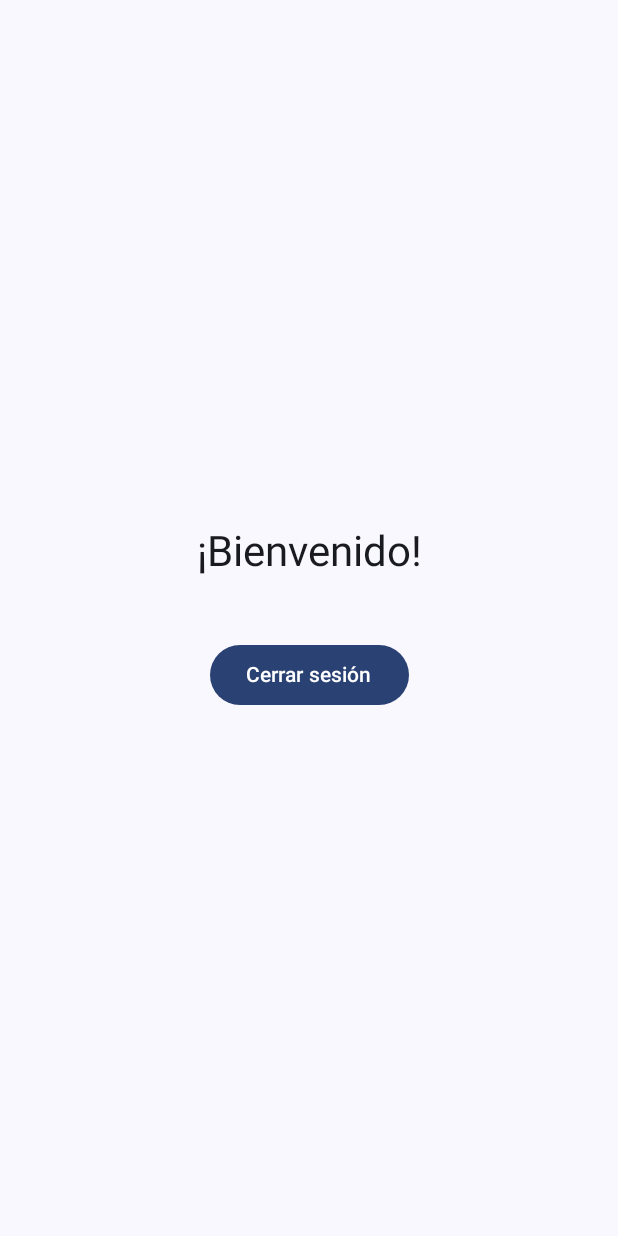
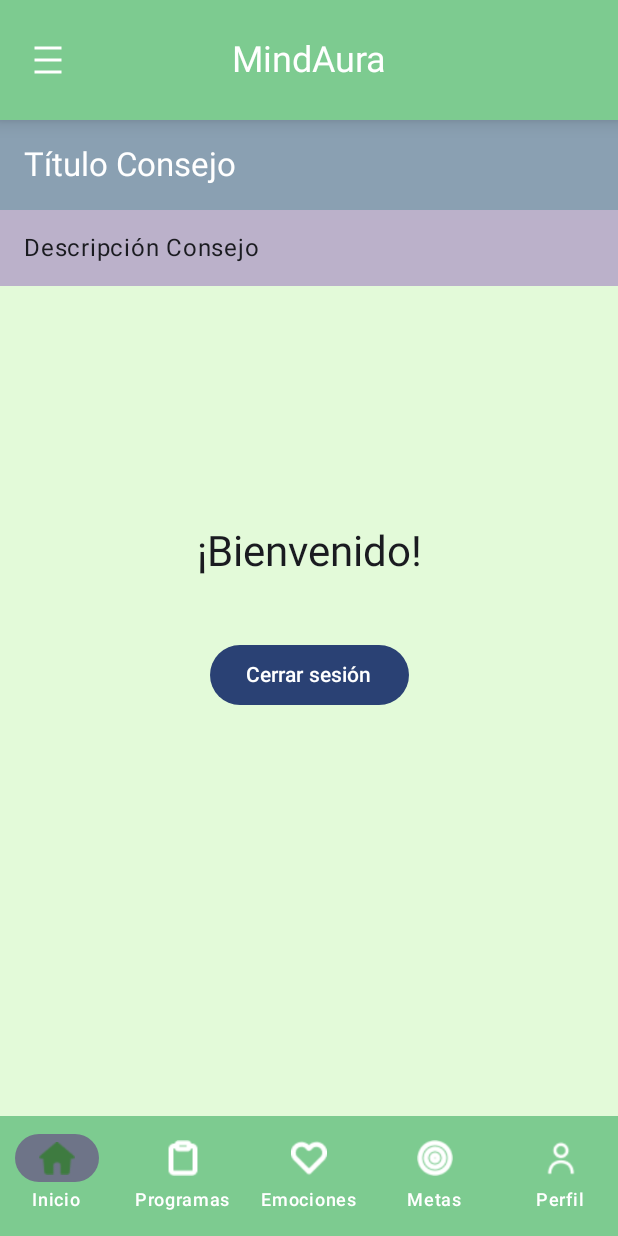
Before and after one commit to i12arcam/plataformabienestar, an Android app built with Jetpack Compose: the home screen opened through its navigation route, on a phone screen of 412 x 824 dp. Run offline under Robolectric (Android 15) with nearby library versions, the phone set to English and light mode, and no system bars; our stand-ins replace Firebase (no records; nobody signed in at launch, a user with empty details on screens opened directly).

Commit message:
Interfaz visual casi terminada

```diff
--- a/app/src/main/java/com/plataforma/bienestar/MainActivity.kt
+++ b/app/src/main/java/com/plataforma/bienestar/MainActivity.kt
@@ -7,7 +7,6 @@ import androidx.activity.compose.setContent
 import androidx.compose.foundation.layout.fillMaxSize
 import androidx.compose.material3.MaterialTheme
 import androidx.compose.material3.Surface
-import androidx.compose.runtime.Composable
 import androidx.compose.ui.Modifier
 import androidx.lifecycle.lifecycleScope
 import androidx.navigation.NavHostController
@@ -15,9 +14,8 @@ import androidx.navigation.compose.rememberNavController
 import com.google.firebase.auth.FirebaseAuth
 import com.google.firebase.auth.ktx.auth
 import com.google.firebase.ktx.Firebase
-import com.plataforma.bienestar.auth.GoogleAuthManager
+import com.plataforma.bienestar.acceso.registro.auth.GoogleAuthManager
 import com.plataforma.bienestar.ui.theme.BienestarTheme
-import kotlinx.coroutines.launch
 
 class MainActivity : ComponentActivity() {
     private var navHostController: NavHostController? = null
--- a/app/src/main/java/com/plataforma/bienestar/NavigationWrapper.kt
+++ b/app/src/main/java/com/plataforma/bienestar/NavigationWrapper.kt
@@ -7,10 +7,10 @@ import androidx.navigation.compose.NavHost
 import androidx.navigation.compose.composable
 import com.google.firebase.auth.FirebaseAuth
 import com.plataforma.bienestar.acceso.registro.PantallaRegistro
-import com.plataforma.bienestar.auth.GoogleAuthManager
+import com.plataforma.bienestar.acceso.registro.auth.GoogleAuthManager
 import com.plataforma.bienestar.home.PantallaHome
-import com.plataforma.bienestar.inicio.PantallaInicio
-import com.plataforma.bienestar.inicio_sesion.PantallaInicioSesion
+import com.plataforma.bienestar.acceso.registro.inicio.PantallaInicio
+import com.plataforma.bienestar.acceso.registro.inicio_sesion.PantallaInicioSesion
 
 @Composable
 fun NavigationWrapper(
--- a/app/src/main/java/com/plataforma/bienestar/auth/GoogleAuthManager.kt
+++ b/app/src/main/java/com/plataforma/bienestar/acceso/registro/auth/GoogleAuthManager.kt
@@ -1,4 +1,4 @@
-package com.plataforma.bienestar.auth
+package com.plataforma.bienestar.acceso.registro.auth
 
 import android.content.Context
 import android.util.Log
@@ -9,7 +9,6 @@ import androidx.credentials.CustomCredential
 import androidx.credentials.GetCredentialRequest
 import androidx.credentials.exceptions.ClearCredentialException
 import androidx.credentials.exceptions.GetCredentialException
-import androidx.lifecycle.lifecycleScope
 import com.google.android.libraries.identity.googleid.GetGoogleIdOption
 import com.google.android.libraries.identity.googleid.GoogleIdTokenCredential
 import com.google.android.libraries.identity.googleid.GoogleIdTokenCredential.Companion.TYPE_GOOGLE_ID_TOKEN_CREDENTIAL
--- a/app/src/main/java/com/plataforma/bienestar/inicio/PantallaInicio.kt
+++ b/app/src/main/java/com/plataforma/bienestar/acceso/registro/inicio/PantallaInicio.kt
@@ -1,4 +1,4 @@
-package com.plataforma.bienestar.inicio
+package com.plataforma.bienestar.acceso.registro.inicio
 
 import androidx.compose.foundation.Image
 import androidx.compose.foundation.background
--- a/app/src/main/java/com/plataforma/bienestar/inicio_sesion/PantallaInicioSesion.kt
+++ b/app/src/main/java/com/plataforma/bienestar/acceso/registro/inicio_sesion/PantallaInicioSesion.kt
@@ -1,4 +1,4 @@
-package com.plataforma.bienestar.inicio_sesion
+package com.plataforma.bienestar.acceso.registro.inicio_sesion
 
 import android.util.Log
 import androidx.compose.foundation.background
@@ -26,7 +26,6 @@ import androidx.compose.ui.Modifier
 import androidx.compose.ui.graphics.Color.Companion.White
 import androidx.compose.ui.res.painterResource
 import androidx.compose.ui.text.font.FontWeight
-import androidx.compose.ui.tooling.preview.Preview
 import androidx.compose.ui.unit.dp
 import androidx.compose.ui.unit.sp
 import androidx.navigation.NavHostController
--- a/app/src/main/java/com/plataforma/bienestar/home/PantallaHome.kt
+++ b/app/src/main/java/com/plataforma/bienestar/home/PantallaHome.kt
@@ -1,27 +1,69 @@
 package com.plataforma.bienestar.home
 
-import androidx.compose.foundation.layout.Arrangement
-import androidx.compose.foundation.layout.Column
-import androidx.compose.foundation.layout.fillMaxSize
-import androidx.compose.foundation.layout.padding
-import androidx.compose.material3.Button
-import androidx.compose.material3.MaterialTheme
-import androidx.compose.material3.Text
-import androidx.compose.runtime.Composable
+import androidx.compose.foundation.background
+import androidx.compose.foundation.layout.*
+
+import androidx.compose.material3.*
+import androidx.compose.runtime.*
 import androidx.compose.ui.Alignment
 import androidx.compose.ui.Modifier
+import androidx.compose.ui.graphics.Color
 import androidx.compose.ui.tooling.preview.Preview
 import androidx.compose.ui.unit.dp
 import com.plataforma.bienestar.ui.theme.BienestarTheme
+import com.plataforma.bienestar.ui.theme.GrayBlue
+import com.plataforma.bienestar.ui.theme.LightPurple
 
 @Composable
 fun PantallaHome(
     onLogout: () -> Unit,
-    userName: String? = null
+    userName: String? = null,
+    onTabSelected: (String) -> Unit = {} // Nueva función para manejar tabs
 ) {
+    var selectedTab by remember { mutableStateOf("home") } // Estado para el tab seleccionado
+
+    BaseScreen(
+        selectedTab = selectedTab,
+        onTabSelected = { tab ->
+            selectedTab = tab
+            onTabSelected(tab)
+        },
+        content = { padding ->
+            Column(
+                modifier = Modifier
+                    .fillMaxWidth()
+            ) {
+                // Rectángulo superior (Título)
+                Box(
+                    modifier = Modifier
+                        .fillMaxWidth()
+                        .background(GrayBlue)
+                        .padding(16.dp)
+                ) {
+                    Text(
+                        text = "Título Consejo",
+                        style = MaterialTheme.typography.titleLarge,
+                        color = Color.White // Color del texto
+                    )
+                }
+
+                // Rectángulo inferior (Descripción)
+                Box(
+                    modifier = Modifier
+                        .fillMaxWidth()
+                        .background(LightPurple)
+                        .padding(16.dp)
+                ) {
+                    Text(
+                        text = "Descripción Consejo",
+                        style = MaterialTheme.typography.bodyLarge
+                    )
+                }
+            }
             Column(
                 modifier = Modifier
                     .fillMaxSize()
+                    .padding(padding)
                     .padding(16.dp),
                 verticalArrangement = Arrangement.Center,
                 horizontalAlignment = Alignment.CenterHorizontally
@@ -44,6 +86,8 @@ fun PantallaHome(
                 }
             }
         }
+    )
+}
 
 @Preview(showBackground = true)
 @Composable
--- /dev/null
+++ b/app/src/main/java/com/plataforma/bienestar/home/template.kt
@@ -0,0 +1,156 @@
+package com.plataforma.bienestar.home
+
+import androidx.compose.foundation.background
+import androidx.compose.foundation.layout.Box
+import androidx.compose.foundation.layout.PaddingValues
+import androidx.compose.foundation.layout.fillMaxSize
+import androidx.compose.foundation.layout.fillMaxWidth
+import androidx.compose.foundation.layout.height
+import androidx.compose.foundation.layout.padding
+import androidx.compose.foundation.layout.size
+import androidx.compose.material3.*
+import androidx.compose.runtime.Composable
+import androidx.compose.ui.Alignment
+import androidx.compose.ui.Modifier
+import androidx.compose.ui.graphics.Color
+import androidx.compose.ui.res.painterResource
+import androidx.compose.ui.unit.dp
+import com.plataforma.bienestar.R
+import com.plataforma.bienestar.ui.theme.MainGreen
+import com.plataforma.bienestar.ui.theme.BackgroundGreen
+import com.plataforma.bienestar.ui.theme.DarkGreen
+
+@Composable
+fun BaseScreen(
+    content: @Composable (PaddingValues) -> Unit,
+    selectedTab: String = "home",
+    onTabSelected: (String) -> Unit,
+    onMenuClick: () -> Unit = {}
+) {
+    Scaffold(
+        // --- 1. TOP BAR ---
+        topBar = {
+            Surface(
+                modifier = Modifier
+                    .fillMaxWidth(),
+                color = MainGreen,
+                shadowElevation = 8.dp
+            ) {
+                Box(
+                    modifier = Modifier
+                        .fillMaxWidth()
+                        .height(80.dp),
+                    contentAlignment = Alignment.Center // Centrado absoluto
+                ) {
+                    // Icono de menú (posición absoluta a la izquierda)
+                    IconButton(
+                        onClick = onMenuClick,
+                        modifier = Modifier
+                            .size(48.dp)
+                            .align(Alignment.CenterStart) // Alineado al inicio
+                            .padding(start = 16.dp)
+                    ) {
+                        Icon(
+                            painter = painterResource(id = R.drawable.desplegable),
+                            contentDescription = "Menú",
+                            tint = Color.White
+                        )
+                    }
+
+                    // Título (centrado absolutamente)
+                    Text(
+                        text = "MindAura",
+                        style = MaterialTheme.typography.headlineSmall,
+                        color = Color.White,
+                        modifier = Modifier.align(Alignment.Center)
+                    )
+                }
+            }
+        },
+
+        // --- 2. CONTENIDO ---
+        content = { padding ->
+            Box(
+                modifier = Modifier
+                    .fillMaxSize()
+                    .background(BackgroundGreen)
+                    .padding(padding)
+            ) {
+                content(padding)
+            }
+        },
+
+        // --- 3. BOTTOM BAR ---
+        bottomBar = {
+            NavigationBar(
+                containerColor = MainGreen
+            ) {
+                NavigationBarItem(
+                    selected = selectedTab == "home",
+                    onClick = { onTabSelected("home") },
+                    icon = {
+                        Icon(
+                            painter = painterResource(id = R.drawable.home),
+                            contentDescription = "Inicio",
+                            modifier = Modifier.size(24.dp),
+                            tint = if (selectedTab == "home") DarkGreen else Color.White
+                        )
+                    },
+                    label = { Text("Inicio", color = Color.White) }
+                )
+                NavigationBarItem(
+                    selected = selectedTab == "programas",
+                    onClick = { onTabSelected("programas") },
+                    icon = {
+                        Icon(
+                            painter = painterResource(id = R.drawable.programas),
+                            contentDescription = "Programas",
+                            modifier = Modifier.size(24.dp),
+                            tint = if (selectedTab == "programas") DarkGreen else Color.White
+                        )
+                    },
+                    label = { Text("Programas", color = Color.White) }
+                )
+                NavigationBarItem(
+                    selected = selectedTab == "emociones",
+                    onClick = { onTabSelected("emociones") },
+                    icon = {
+                        Icon(
+                            painter = painterResource(id = R.drawable.emociones),
+                            contentDescription = "Emociones",
+                            modifier = Modifier.size(24.dp),
+                            tint = if (selectedTab == "emociones") DarkGreen else Color.White
+                        )
+                    },
+                    label = { Text("Emociones", color = Color.White) }
+                )
+                NavigationBarItem(
+                    selected = selectedTab == "metas",
+                    onClick = { onTabSelected("metas") },
+                    icon = {
+                        Icon(
+                            painter = painterResource(id = R.drawable.metas),
+                            contentDescription = "Metas",
+                            modifier = Modifier.size(24.dp),
+                            tint = if (selectedTab == "metas") DarkGreen else Color.White
+                        )
+                    },
+                    label = { Text("Metas", color = Color.White) }
+                )
+                NavigationBarItem(
+                    selected = selectedTab == "perfil",
+                    onClick = { onTabSelected("perfil") },
+                    icon = {
+                        Icon(
+                            painter = painterResource(id = R.drawable.perfil),
+                            contentDescription = "Perfil",
+                            modifier = Modifier.size(24.dp),
+                            tint = if (selectedTab == "perfil") DarkGreen else Color.White
+                        )
+                    },
+                    label = { Text("Perfil", color = Color.White) }
+                )
+            }
+        }
+    )
+}
--- a/app/src/main/java/com/plataforma/bienestar/ui/theme/Color.kt
+++ b/app/src/main/java/com/plataforma/bienestar/ui/theme/Color.kt
@@ -13,3 +13,12 @@ val Pink40 = Color(0xFF7D5260)
 val Gray = Color(0xFF393939)
 val Black = Color(0xFF121212)
 val Green = Color(0xFF49dd63)
+
+/******************************************
+ * Colores personalizados del proyecto
+ ******************************************/
+val MainGreen = Color(0xFF7DCB90)       // Color Verde Arriba y Abajo
+val BackgroundGreen = Color(0xFFE3FAD9) // Color Verde Fondo
+val DarkGreen = Color(0xFF3E7B40)       // Color Verde Icono Seleccionado
+val GrayBlue = Color(0xFF8AA0B2)        // Color Azul Título
+val LightPurple = Color(0xFFBBB1CA)     // Color Morado Fondo Elementos
--- /dev/null
+++ b/app/src/main/res/drawable/desplegable.xml
@@ -0,0 +1,9 @@
+<vector xmlns:android="http://schemas.android.com/apk/res/android" android:height="24dp" android:tint="#FFFFFF" android:viewportHeight="24" android:viewportWidth="24" android:width="24dp">
+
+    <path android:fillColor="@android:color/white" android:pathData="M3,3h18v2h-18z"/>
+
+    <path android:fillColor="@android:color/white" android:pathData="M3,19h18v2h-18z"/>
+
+    <path android:fillColor="@android:color/white" android:pathData="M3,11h18v2h-18z"/>
+
+</vector>
--- a/app/src/main/res/values/colors.xml
+++ b/app/src/main/res/values/colors.xml
@@ -7,4 +7,10 @@
     <color name="teal_700">#FF018786</color>
     <color name="black">#FF000000</color>
     <color name="white">#FFFFFFFF</color>
+
+    <color name="mainGreen">#7DCB90</color> <!-- Color Verde Arriba y Abajo-->
+    <color name="backgroundGreen">#E3FAD9</color> <!-- Color Verde Fondo-->
+    <color name="darkGreen">#3E7B40</color> <!-- Color Verde Icono Seleccionado -->
+    <color name="grayBlue">#8AA0B2</color> <!-- Color Azul Título-->
+    <color name="lightPurple">#BBB1CA</color> <!-- Color Morado Fondo Elementos-->
 </resources>
```
Also changed, not shown: app/src/main/res/drawable/emociones.png (added), app/src/main/res/drawable/home.png (added), app/src/main/res/drawable/home_indicator.png (added), app/src/main/res/drawable/metas.png (added), app/src/main/res/drawable/mindauralogo.png (added), app/src/main/res/drawable/perfil.png (added), app/src/main/res/drawable/programas.png (added), app/src/main/res/drawable/search.png (added). Lines whose indentation alone changed are shown as unchanged.
